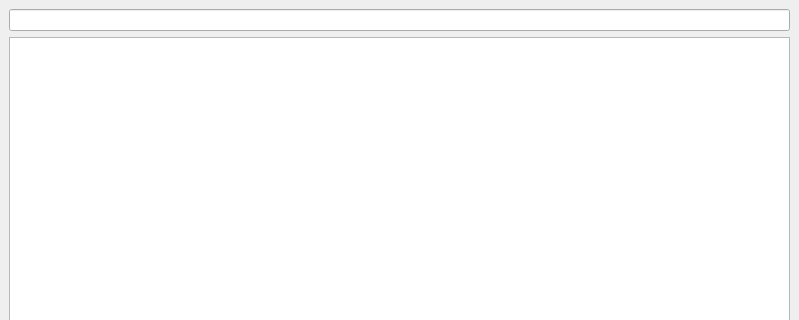
Qt form APlorer/SearchWindow.ui (Aisdar/APlorer) before a commit; both pictures show x 0 to 799 and y 0 to 320 of the 799 by 536 pixel window.
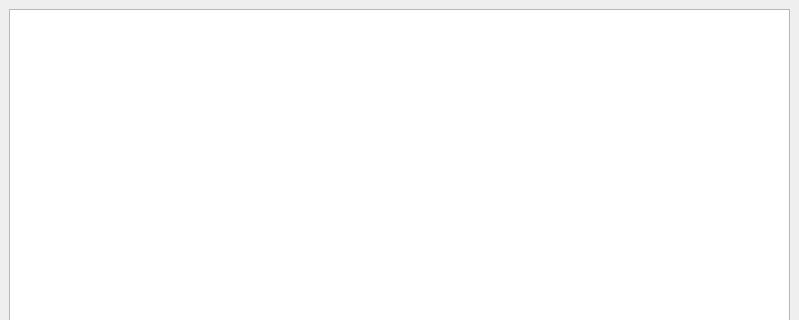
The same form after that commit. Custom widgets are drawn as their Qt base class.

What changed in the file:
```diff
--- a/APlorer/SearchWindow.ui
+++ b/APlorer/SearchWindow.ui
@@ -16,17 +16,7 @@
   <widget class="QWidget" name="centralwidget">
    <layout class="QHBoxLayout" name="horizontalLayout">
     <item>
-     <layout class="QVBoxLayout" name="verticalLayout" stretch="1,7">
-      <item>
-       <widget class="QLineEdit" name="lineEdit">
-        <property name="sizePolicy">
-         <sizepolicy hsizetype="Expanding" vsizetype="Fixed">
-          <horstretch>0</horstretch>
-          <verstretch>0</verstretch>
-         </sizepolicy>
-        </property>
-       </widget>
-      </item>
+     <layout class="QVBoxLayout" name="verticalLayout" stretch="7">
       <item>
        <widget class="myTableView" name="tableView">
         <property name="sizePolicy">
```
Left out of the diff: 2 changed lines with no effect on the pictures.
